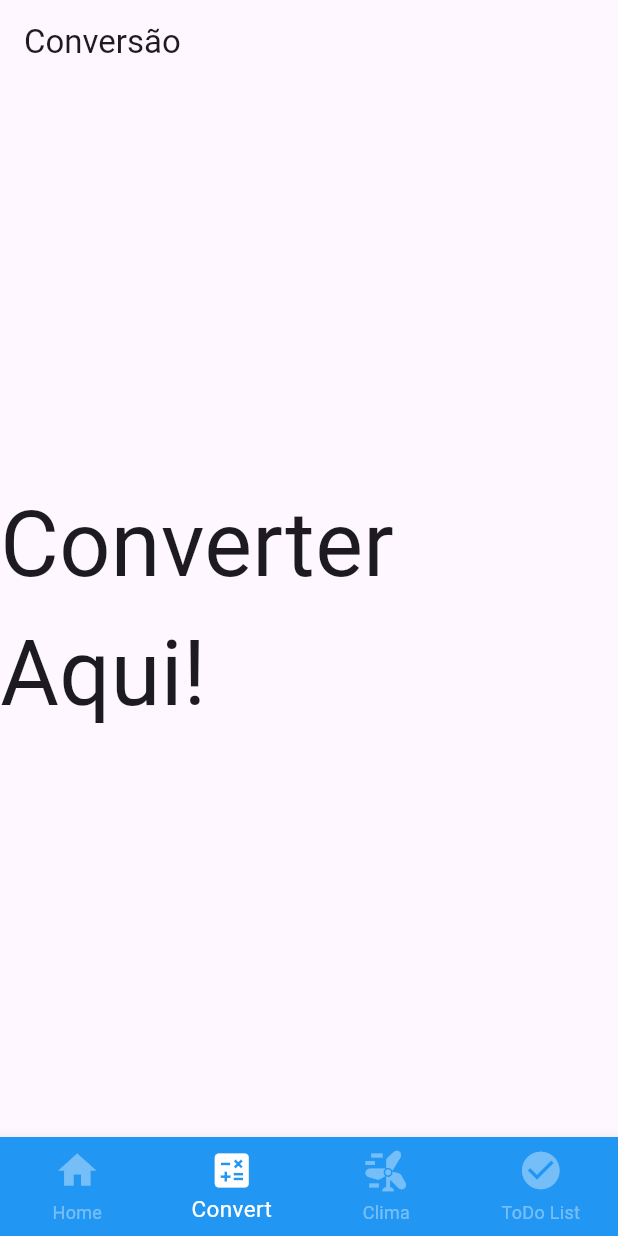
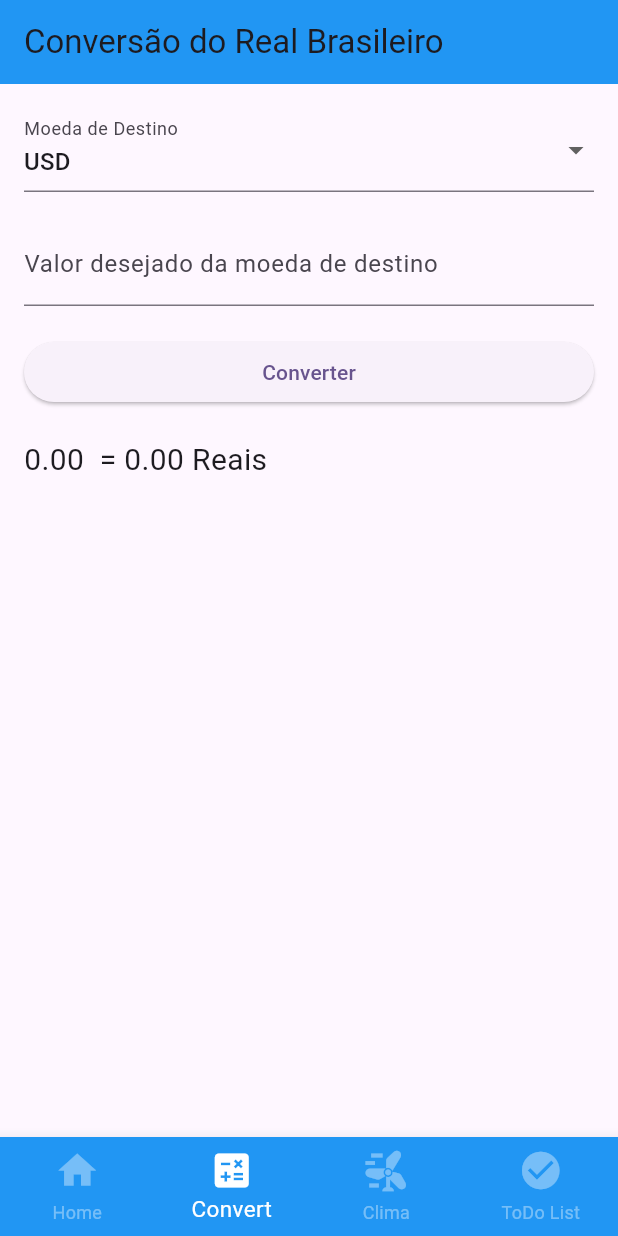
Before and after one commit to RaphaelSant/quadrum, a Flutter app: the screen it shows after launch, item 2 of the bottom bar chosen, on a phone screen of 412 x 824 dp. Run offline on Flutter 3.47's test engine with Material 2 defaults, Android fonts, the phone set to English and light mode, and no system bars.

Commit message:
Conversao para BRL funcional

```diff
--- a/lib/page/conversion_page.dart
+++ b/lib/page/conversion_page.dart
@@ -1,11 +1,127 @@
+import 'dart:convert';
+import 'package:http/http.dart' as http;
+
 import 'package:flutter/material.dart';
 
-class ConversionPage extends StatelessWidget {
+class ConversionPage extends StatefulWidget {
+  @override
+  _ConversionPage createState() => _ConversionPage();
+}
+
+class _ConversionPage extends State<ConversionPage> {
+
+  final GlobalKey<FormState> _formKey = GlobalKey<FormState>();
+  double _result = 0.0;
+  double _valorDesejado = 0.0;
+  String _name = "";
+  String _fromCurrency = 'USD';
+  TextEditingController _controller = TextEditingController();
+
+
+
+  Future<double> _convertCurrency() async {
+    final String apiKey = '9b2d4f25'; // Chave da API do HGBrasil
+    final String url = 'https://api.hgbrasil.com/finance?key=$apiKey';
+    final response = await http.get(Uri.parse(url));
+
+    if (response.statusCode == 200) {
+      final data = jsonDecode(response.body);
+      double inputValue = double.tryParse(_controller.text) ?? 0.0;
+      _valorDesejado = inputValue;
+      double convertedValue = data['results']['currencies'][_fromCurrency]['buy'] * inputValue;
+      return convertedValue;
+    } else {
+      throw Exception('Falha ao carregar os dados da API');
+    }
+  }
+
+  Future<String> _nameConvertCurrency() async {
+    final String apiKey = '9b2d4f25'; // Chave da API do HGBrasil
+    final String url = 'https://api.hgbrasil.com/finance?key=$apiKey';
+    final response = await http.get(Uri.parse(url));
+
+    if (response.statusCode == 200) {
+      final data = jsonDecode(response.body);
+      String nameConvertedValue = data['results']['currencies'][_fromCurrency]['name'];
+      return nameConvertedValue;
+    } else {
+      throw Exception('Falha ao carregar os dados da API');
+    }
+  }
+
+  void _handleSubmit() async {
+
+    if (_formKey.currentState!.validate()) {
+      double result = await _convertCurrency();
+      String name = await _nameConvertCurrency();
+      setState(() {
+        _result = result;
+        _name = name;
+      });
+    }
+  }
+
+
+
   @override
   Widget build(BuildContext context) => Scaffold(
     appBar: AppBar(
-      title: Text('Conversão'),
+      title: Text('Conversão do Real Brasileiro'),
+      backgroundColor: Colors.blue,
     ),
-    body:  Center(child: Text('Converter Aqui!', style: TextStyle(fontSize: 60),),),
+    body: Padding(
+      padding: EdgeInsets.all(16.0),
+      child: Form(
+        key: _formKey,
+        child: Column(
+          crossAxisAlignment: CrossAxisAlignment.stretch,
+          children: <Widget>[
+            DropdownButtonFormField<String>(
+              value: _fromCurrency,
+              onChanged: (newValue) {
+                setState(() {
+                  _fromCurrency = newValue!;
+                });
+              },
+              items: <String>['USD', 'EUR', 'JPY', 'GBP', 'ARS', 'CAD', 'AUD', 'CNY', 'BTC'].map<DropdownMenuItem<String>>((String value) {
+                return DropdownMenuItem<String>(
+                  value: value,
+                  child: Text(value),
+                );
+              }).toList(),
+              decoration: InputDecoration(
+                labelText: 'Moeda de Destino',
+              ),
+            ),
+            SizedBox(height: 20),
+            TextFormField(
+              controller: _controller,
+              keyboardType: TextInputType.number,
+              validator: (value) {
+                if (value == null || value.isEmpty) {
+                  return 'Por favor, insira um valor';
+                }
+                return null;
+              },
+              decoration: InputDecoration(
+                labelText: 'Valor desejado da moeda de destino',
+              ),
+            ),
+            SizedBox(height: 20),
+
+
+            ElevatedButton(
+              onPressed: _handleSubmit,
+              child: Text('Converter'),
+            ),
+            SizedBox(height: 20),
+            Text(
+              _valorDesejado.toStringAsFixed(2) + ' $_name = ' + _result.toStringAsFixed(2) + ' Reais',
+              style: TextStyle(fontSize: 20),
+            ),
+          ],
+        ),
+      ),
+    ),
   );
 }
--- a/pubspec.yaml
+++ b/pubspec.yaml
@@ -30,6 +30,8 @@ environment:
 dependencies:
   flutter:
     sdk: flutter
+  http: ^1.1.0
+
 
 
   # The following adds the Cupertino Icons font to your application.
```
Also changed, not shown: pubspec.lock.
